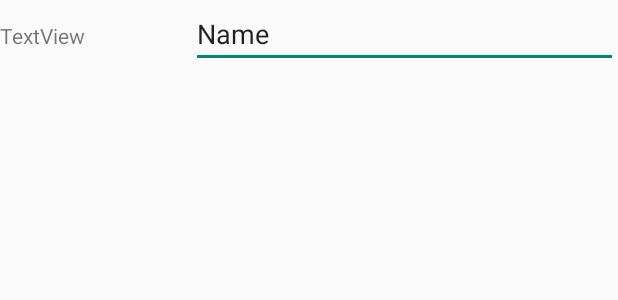
After one commit to Alex-apostolo/BGLTracker, an Android app: the layout insulin_prescription.xml on its own in the app's theme, with its tools: preview values and no code run, on a phone screen of 412 x 824 dp. The commit adds this screen. Shown: the top 300 px of the screen. Run offline under Robolectric (Android 15) with nearby library versions, the phone set to English and light mode, and no system bars.

Commit message:
Added references of the layout widgets to the activity classes

```diff
--- a/app/src/main/java/com/alexapostolopoulos/bgltracker/CustomInsulinActivity.java
+++ b/app/src/main/java/com/alexapostolopoulos/bgltracker/CustomInsulinActivity.java
@@ -18,13 +18,13 @@ public class CustomInsulinActivity extends AppCompatActivity {
         //Insulin name
         EditText insulinName = findViewById(R.id.customInsulin_name);
 
-        //Onset widgets
+        //Onset
         View onsetView = findViewById(R.id.customInsulin_onset);
         EditText onsetMax = onsetView.findViewById(R.id.customInsulin_max_editText);
         EditText onsetMin = onsetView.findViewById(R.id.customInsulin_min_editText);
         Spinner onsetUnitSpinner = onsetView.findViewById(R.id.customInsulin_unit_spinner);
 
-        //Peak widgets
+        //Peak
         View peakView = findViewById(R.id.customInsulin_peak);
         EditText peakMax = peakView.findViewById(R.id.customInsulin_max_editText);
         EditText peakMin = peakView.findViewById(R.id.customInsulin_min_editText);
--- /dev/null
+++ b/app/src/main/res/layout/insulin_prescription.xml
@@ -0,0 +1,22 @@
+<?xml version="1.0" encoding="utf-8"?>
+<LinearLayout
+    xmlns:android="http://schemas.android.com/apk/res/android" android:layout_width="match_parent"
+    android:layout_height="match_parent">
+
+    <TextView
+        android:id="@+id/textView3"
+        android:layout_width="wrap_content"
+        android:layout_height="wrap_content"
+        android:layout_weight="1"
+        android:text="TextView" />
+
+    <EditText
+        android:id="@+id/editText2"
+        android:layout_width="wrap_content"
+        android:layout_height="wrap_content"
+        android:layout_weight="1"
+        android:ems="10"
+        android:inputType="textPersonName"
+        android:text="Name" />
+
+</LinearLayout>
```
Also changed, not shown: app/src/main/res/layout/general_prescription.xml (added, +23 -0 lines).
